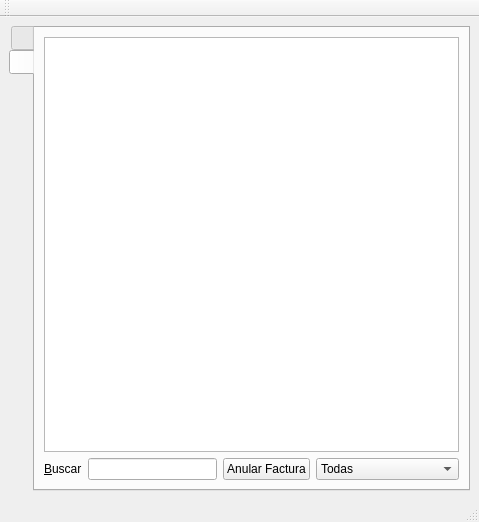
Before: the Qt Designer form src/ui/factura.ui in armonge/EsquipulasPy, drawn with Qt 5.
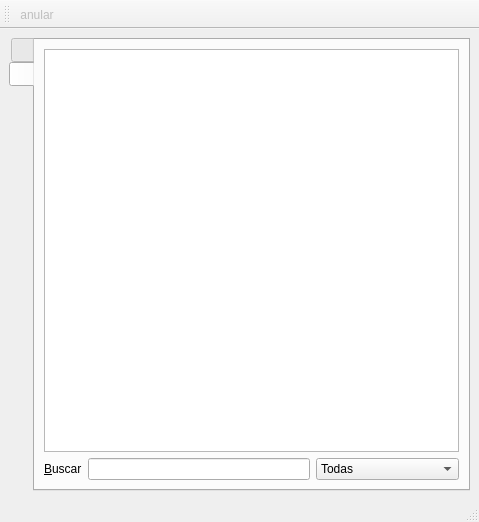
After: the same form once the commit is applied. Icons and pictures are not drawn.

```diff
--- a/src/ui/factura.ui
+++ b/src/ui/factura.ui
@@ -602,13 +602,6 @@
           <item>
            <widget class="QLineEdit" name="txtSearch"/>
           </item>
-          <item>
-           <widget class="QPushButton" name="btnAnular">
-            <property name="text">
-             <string>Anular Factura</string>
-            </property>
-           </widget>
-          </item>
           <item>
            <widget class="QComboBox" name="cboFiltro">
             <item>
@@ -657,7 +650,23 @@
    <attribute name="toolBarBreak">
     <bool>false</bool>
    </attribute>
+   <addaction name="actionAnular"/>
   </widget>
+  <action name="actionAnular">
+   <property name="enabled">
+    <bool>false</bool>
+   </property>
+   <property name="icon">
+    <iconset resource="res.qrc">
+     <normaloff>:/icons/res/edit-delete.png</normaloff>:/icons/res/edit-delete.png</iconset>
+   </property>
+   <property name="text">
+    <string>anular</string>
+   </property>
+   <property name="toolTip">
+    <string>Anular la Factura</string>
+   </property>
+  </action>
  </widget>
  <tabstops>
   <tabstop>cbcliente</tabstop>
```
Left out of the diff: 20 changed lines with no effect on the pictures.
